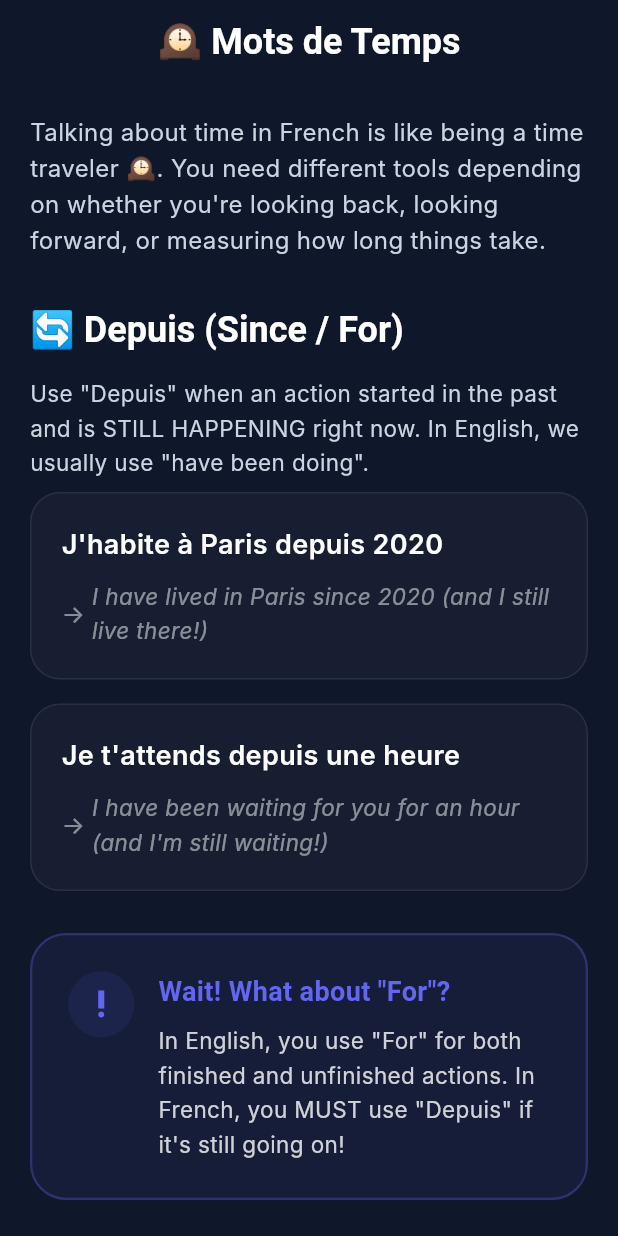
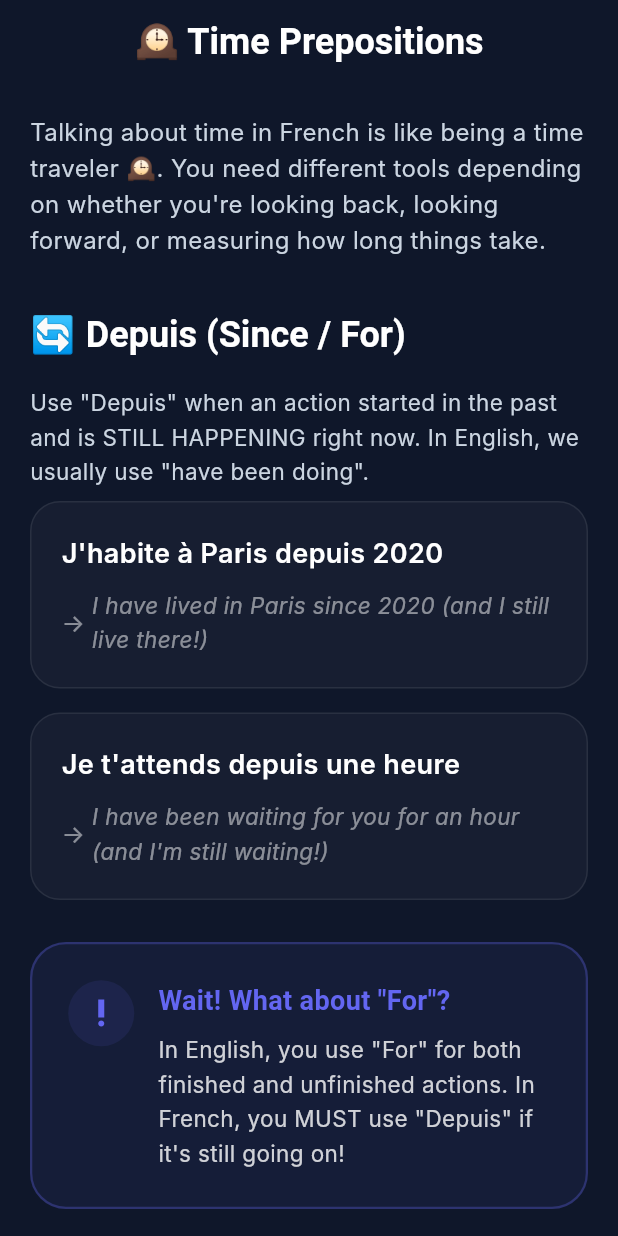
Before and after one commit to businessidea511/French_B1_v1, a Flutter app: the DurationPrepositionsPage widget shown alone on an empty page, opened directly, on a phone screen of 412 x 824 dp. Run offline on Flutter 3.47's test engine with Material 3 defaults, Android fonts, the phone set to English and light mode, and no system bars; our stand-ins replace flutter_dotenv, flutter_spinkit, flutter_tts, shared_preferences; accounts and stored records are empty; Roboto replaces fonts that are missing (Inter, Outfit).

Commit message:
fix: enable automatic translation for Mots de Temps lesson

```diff
--- a/lib/pages/grammar/lessons/duration_prepositions_page.dart
+++ b/lib/pages/grammar/lessons/duration_prepositions_page.dart
@@ -1,22 +1,27 @@
 import 'package:flutter/material.dart';
+import 'package:provider/provider.dart';
 import '../../../widgets/lesson_template.dart';
+import '../../../widgets/translated_text.dart';
+import '../../../services/language_provider.dart';
 
 class DurationPrepositionsPage extends StatelessWidget {
   const DurationPrepositionsPage({super.key});
 
   @override
   Widget build(BuildContext context) {
+    final lp = Provider.of<LanguageProvider>(context);
+
     return LessonTemplate(
-      title: 'Mots de Temps',
+      title: lp.currentLanguage == AppLanguage.french ? 'Mots de Temps' : 'Time Prepositions',
       icon: '🕰️',
       children: [
-        const Text(
+        const TranslatedText(
           'Talking about time in French is like being a time traveler 🕰️. You need different tools depending on whether you\'re looking back, looking forward, or measuring how long things take.',
           style: TextStyle(fontSize: 16, height: 1.5),
         ),
 
-        const SectionTitle('🔄 Depuis (Since / For)', emoji: null),
-        const Text(
+        const SectionTitle('Depuis (Since / For)', emoji: '🔄'),
+        const TranslatedText(
           'Use "Depuis" when an action started in the past and is STILL HAPPENING right now. In English, we usually use "have been doing".',
           style: TextStyle(fontSize: 15, height: 1.5),
         ),
@@ -35,8 +40,8 @@ class DurationPrepositionsPage extends StatelessWidget {
           color: Color(0xFF6366F1),
         ),
 
-        const SectionTitle('⏳ Pendant (During / For)', emoji: null),
-        const Text(
+        const SectionTitle('Pendant (During / For)', emoji: '⏳'),
+        const TranslatedText(
           'Use "Pendant" for a specific duration that has a clear START and END. It\'s for completed actions.',
           style: TextStyle(fontSize: 15, height: 1.5),
         ),
@@ -49,8 +54,8 @@ class DurationPrepositionsPage extends StatelessWidget {
           english: 'It rained during the whole weekend',
         ),
 
-        const SectionTitle('⏪ Il y a (Ago)', emoji: null),
-        const Text(
+        const SectionTitle('Il y a (Ago)', emoji: '⏪'),
+        const TranslatedText(
           'Use "Il y a" to point to a specific moment in the past. It works exactly like "Ago" in English.',
           style: TextStyle(fontSize: 15, height: 1.5),
         ),
@@ -63,8 +68,8 @@ class DurationPrepositionsPage extends StatelessWidget {
           english: 'We met a long time ago',
         ),
 
-        const SectionTitle('🚀 Dans (In - Future)', emoji: null),
-        const Text(
+        const SectionTitle('Dans (In - Future)', emoji: '🚀'),
+        const TranslatedText(
           'Use "Dans" to talk about when something WILL happen in the future.',
           style: TextStyle(fontSize: 15, height: 1.5),
         ),
@@ -73,8 +78,8 @@ class DurationPrepositionsPage extends StatelessWidget {
           english: 'The train leaves in 5 minutes',
         ),
 
-        const SectionTitle('⚡ En (In - Time Required)', emoji: null),
-        const Text(
+        const SectionTitle('En (In - Time Required)', emoji: '⚡'),
+        const TranslatedText(
           'Use "En" to express how much time was NEEDED to complete a task. Think of it as "within".',
           style: TextStyle(fontSize: 15, height: 1.5),
         ),
```
